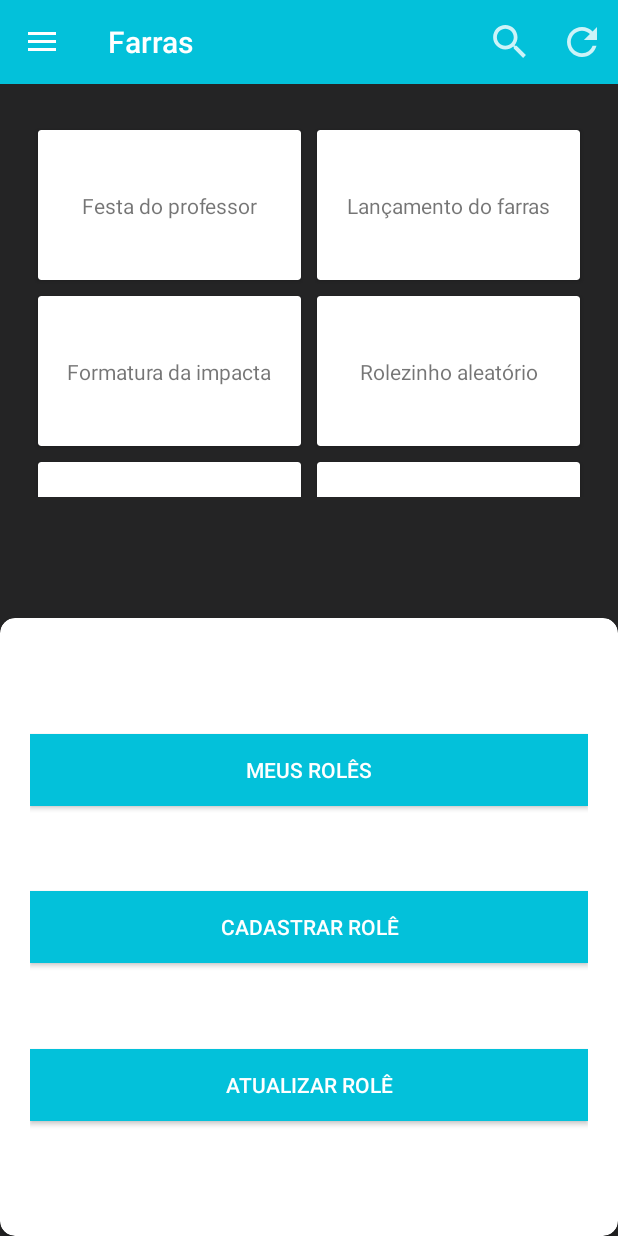
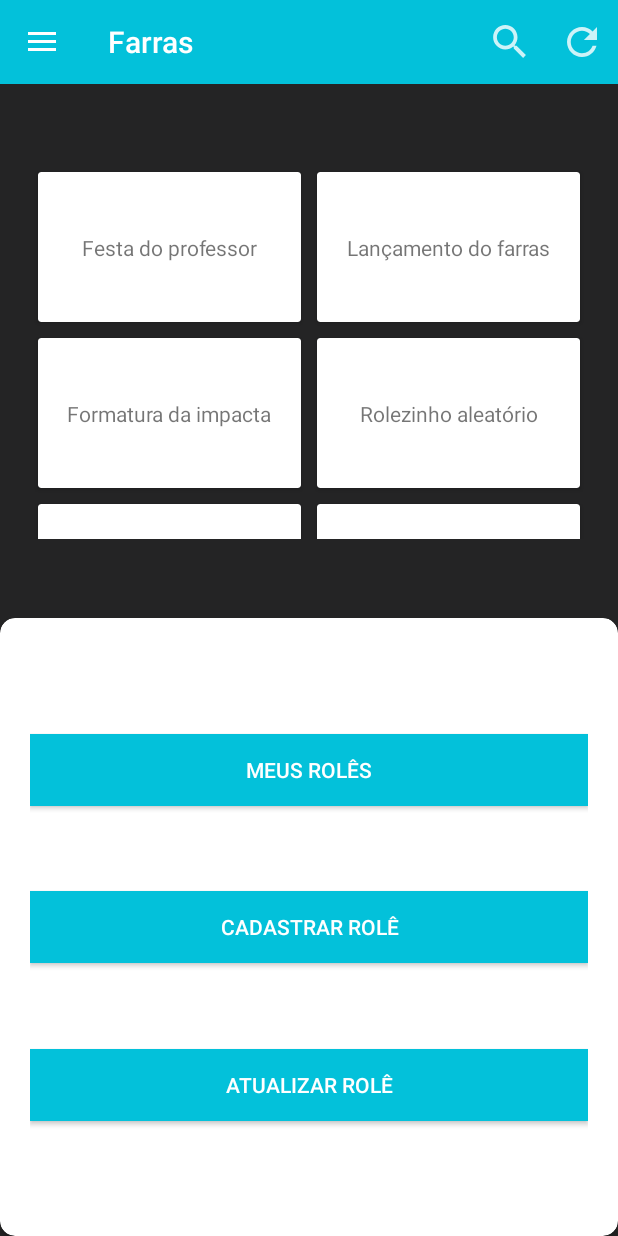
Before and after one commit to PauloFerreira00/projeto_ddm, an Android app: the MainActivity screen opened directly, with no data from a screen before it, on a phone screen of 412 x 824 dp. Run offline under Robolectric (Android 15) with nearby library versions, the phone set to English and light mode, and no system bars.

Commit message:
Adjusting recycler view layout

```diff
--- a/appzinho/app/src/main/res/layout/activity_main.xml
+++ b/appzinho/app/src/main/res/layout/activity_main.xml
@@ -30,11 +30,10 @@
             android:layout_width="match_parent"
             android:layout_height="250dp"
             android:layout_margin="20dp"
-            android:layout_marginTop="30dp"
             app:layout_constraintBottom_toTopOf="@id/gl_reference"
             app:layout_constraintEnd_toEndOf="parent"
             app:layout_constraintStart_toStartOf="parent"
-            app:layout_constraintTop_toTopOf="parent" />
+            app:layout_constraintTop_toBottomOf="@+id/toolbar"/>
 
         <androidx.constraintlayout.widget.Guideline
             android:id="@+id/gl_reference"
```
